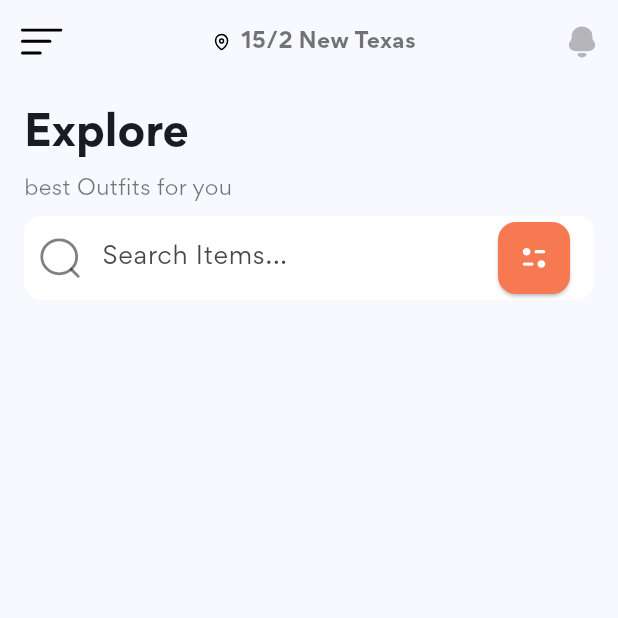
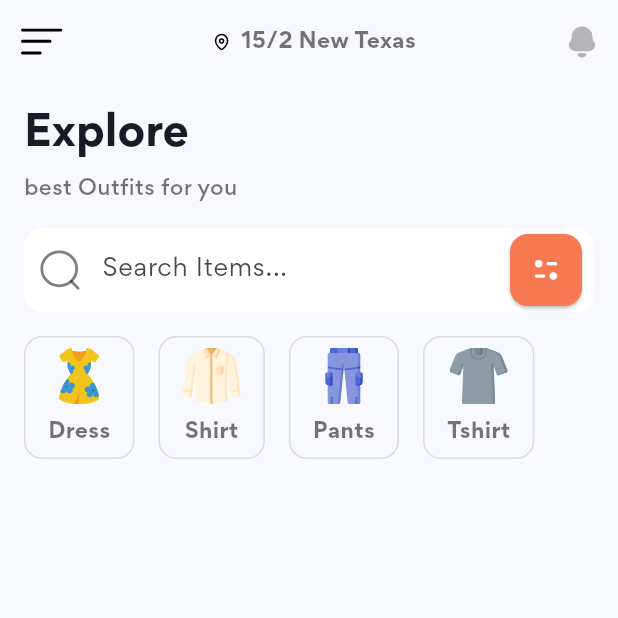
Before and after one commit to AbdelrhmanAmer/flutter-shop-UI, a Flutter app: the screen it shows after launch, on a phone screen of 412 x 824 dp, the top half of it. Run offline on Flutter 3.47's test engine with Material 3 defaults, Android fonts, the phone set to English and light mode, and no system bars; our stand-ins replace flutter_svg.

Commit message:
home_screen(Categories)

```diff
--- /dev/null
+++ b/shop_ui/lib/components/category_card.dart
@@ -0,0 +1,48 @@
+import 'package:flutter/material.dart';
+import 'package:flutter_svg/svg.dart';
+
+import '../constants.dart';
+
+class CategoryCard extends StatelessWidget {
+  const CategoryCard({
+    super.key,
+    required this.title,
+    required this.icon,
+    required this.press,
+  });
+
+  final String title, icon;
+  final Function() press;
+
+  @override
+  Widget build(BuildContext context) {
+    return OutlinedButton(
+      onPressed: press,
+      style: OutlinedButton.styleFrom(
+        padding: EdgeInsets.zero,
+        side: const BorderSide(color: Colors.black12),
+        shape: RoundedRectangleBorder(
+          borderRadius: BorderRadius.circular(defaultBorderRadius),
+        ),
+
+      ),
+      child: Padding(
+        padding: const EdgeInsets.symmetric(
+            vertical: defaultPadding / 2, horizontal: defaultPadding),
+        child: Column(
+          mainAxisAlignment: MainAxisAlignment.center,
+          children: [
+            SvgPicture.asset(icon),
+            const SizedBox(
+              height: defaultPadding / 2,
+            ),
+            Text(
+              title,
+              style: Theme.of(context).textTheme.bodyMedium,
+            )
+          ],
+        ),
+      ),
+    );
+  }
+}
--- /dev/null
+++ b/shop_ui/lib/components/categroies.dart
@@ -0,0 +1,31 @@
+import 'package:flutter/material.dart';
+
+import '../constants.dart';
+import '../models/Category.dart';
+import 'category_card.dart';
+
+class Categories extends StatelessWidget {
+  const Categories({
+    super.key,
+  });
+
+  @override
+  Widget build(BuildContext context) {
+    return SingleChildScrollView(
+      scrollDirection: Axis.horizontal,
+      child: Row(
+        children: List.generate(
+          categories.length,
+          (index) => Padding(
+            padding: const EdgeInsets.only(right: defaultPadding ),
+            child: CategoryCard(
+              icon: categories[index].icon,
+              title: categories[index].title,
+              press: () {},
+            ),
+          ),
+        ),
+      ),
+    );
+  }
+}
--- a/shop_ui/lib/components/search_from.dart
+++ b/shop_ui/lib/components/search_from.dart
@@ -24,9 +24,7 @@ class SearchForm extends StatelessWidget {
             child: SvgPicture.asset("assets/icons/Search.svg"),
           ),
           suffixIcon: Padding(
-            padding: const EdgeInsets.symmetric(
-              horizontal: defaultPadding,
-            ),
+            padding: const EdgeInsets.symmetric(horizontal: defaultPadding / 2),
             child: SizedBox(
               height: 48,
               width: 48,
@@ -37,8 +35,7 @@ class SearchForm extends StatelessWidget {
                   backgroundColor: primaryColor,
                   foregroundColor: Colors.white,
                   shape: RoundedRectangleBorder(
-                    borderRadius:
-                        BorderRadius.circular(defaultBorderRadius),
+                    borderRadius: BorderRadius.circular(defaultBorderRadius),
                   ),
                 ),
                 child: SvgPicture.asset(
--- a/shop_ui/lib/main.dart
+++ b/shop_ui/lib/main.dart
@@ -17,7 +17,7 @@ class MyApp extends StatelessWidget {
       title: 'Flutter Demo',
       theme: ThemeData(
         textTheme: const TextTheme().copyWith(
-          bodyMedium: const TextStyle(color: Colors.black54),
+          bodyMedium: const TextStyle(color: Colors.black54, fontWeight: FontWeight.bold),
         ),
         colorScheme: ColorScheme.fromSeed(
           seedColor: Colors.blue,
--- /dev/null
+++ b/shop_ui/lib/models/Category.dart
@@ -0,0 +1,12 @@
+class Category {
+  final String icon, title;
+
+  Category({required this.icon, required this.title});
+}
+
+List<Category> categories = [
+  Category(icon: "assets/icons/dress.svg", title: "Dress"),
+  Category(icon: "assets/icons/shirt.svg", title: "Shirt"),
+  Category(icon: "assets/icons/pants.svg", title: "Pants"),
+  Category(icon: "assets/icons/Tshirt.svg", title: "Tshirt")
+];
--- a/shop_ui/lib/screens/home_screen.dart
+++ b/shop_ui/lib/screens/home_screen.dart
@@ -1,7 +1,8 @@
 import 'package:flutter/material.dart';
 import 'package:flutter_svg/svg.dart';
-import 'package:shop_ui/constants.dart';
 
+import '../constants.dart';
+import '../components/categroies.dart';
 import '../components/search_from.dart';
 
 class HomeScrean extends StatelessWidget {
@@ -25,14 +26,20 @@ class HomeScrean extends StatelessWidget {
                     .copyWith(fontWeight: FontWeight.bold),
               ),
               Padding(
-                padding:
-                    const EdgeInsets.symmetric(vertical: defaultPadding / 2),
+                padding: const EdgeInsets.only(top: defaultPadding / 2),
                 child: Text(
                   "best Outfits for you",
-                  style: Theme.of(context).textTheme.bodyMedium,
+                  style: Theme.of(context)
+                      .textTheme
+                      .bodyMedium!
+                      .copyWith(fontWeight: FontWeight.w500),
                 ),
               ),
-              SearchForm(),
+              const Padding(
+                padding: EdgeInsets.symmetric(vertical: defaultPadding),
+                child: SearchForm(),
+              ),
+              Categories()
             ],
           ),
         ),
```
